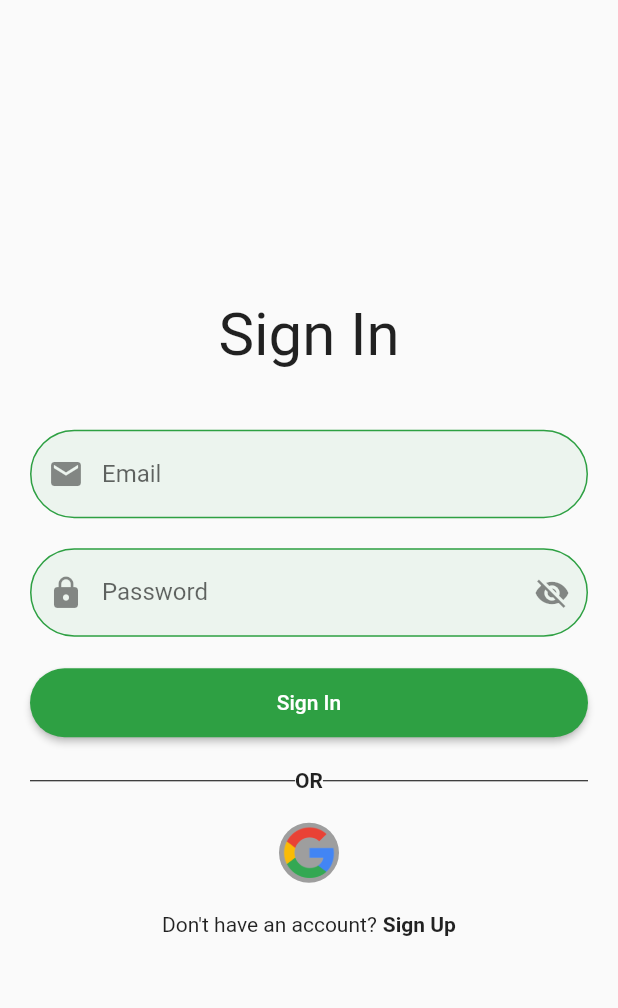
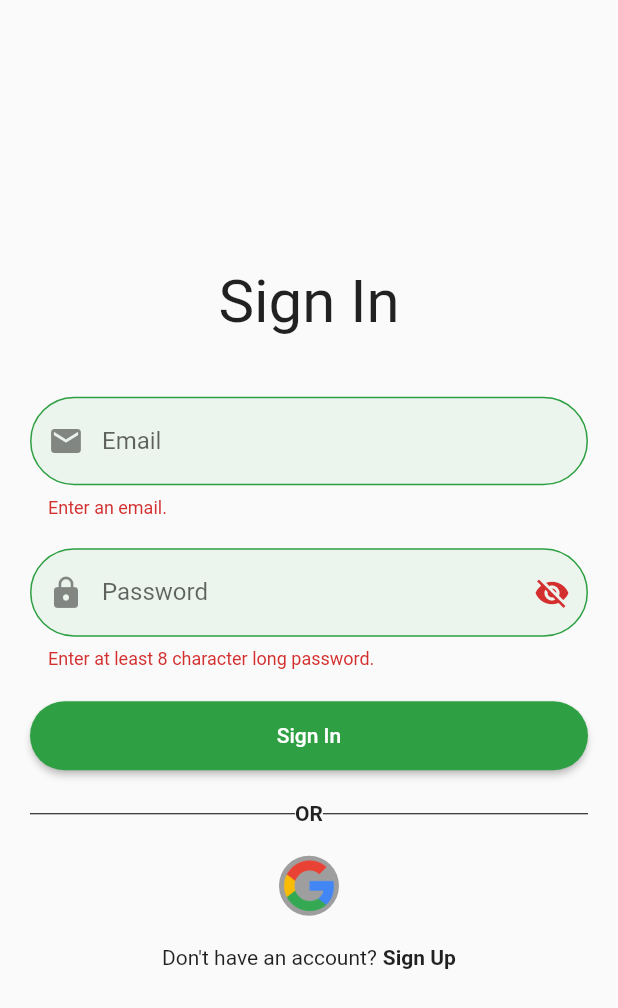
Before and after one commit to Aswal-Ashutosh/Hi-Mobile-App, a Flutter app: the SignInScreen screen opened by its route, after a tap on "Sign In", on a phone screen of 412 x 824 dp. Shown: the top 1008 px of the screen. Run offline on Flutter 3.47's test engine with Material 2 defaults, Android fonts, the phone set to English and light mode, and no system bars; our stand-ins replace firebase_auth, firebase_core; accounts and stored records are empty.

Commit message:
Add Sign In Functionality

```diff
--- a/lib/screens/sign_in_screen.dart
+++ b/lib/screens/sign_in_screen.dart
@@ -1,7 +1,12 @@
+import 'package:firebase_auth/firebase_auth.dart';
 import 'package:flutter/material.dart';
 import 'package:hi/constants/constants.dart';
+import 'package:hi/constants/error.dart';
 import 'package:hi/custom_widget/buttons/primary_button.dart';
+import 'package:hi/screens/email_verification_screen.dart';
+import 'package:hi/screens/home_screen.dart';
 import 'package:hi/screens/sign_up_screen.dart';
+
 
 class SignInScreen extends StatelessWidget {
   static const id = 'sign_in_screen';
@@ -61,7 +66,19 @@ class SignInForm extends StatefulWidget {
 }
 
 class _SignInFormState extends State<SignInForm> {
+  final formKey = GlobalKey<FormState>();
+
+  final emailTextController = TextEditingController();
+  final passwordTextController = TextEditingController();
+
+  final emailValidator = (String? value) => value!.trim().isEmpty ? "Enter an email." : null;
+  final passwordValidator = (String? value) => value!.trim().length < 8 ? 'Enter at least 8 character long password.' : null;
+
   bool obscureText = true;
+
+  String? firebaseEmailError;
+  String? firebasePasswordError;
+
   final borderRadius = OutlineInputBorder(
     borderRadius: BorderRadius.all(Radius.circular(40)),
     borderSide: BorderSide(color: kPrimaryButtonColor),
@@ -70,12 +87,16 @@ class _SignInFormState extends State<SignInForm> {
   @override
   Widget build(BuildContext context) {
     return Form(
+      key: formKey,
       child: Column(
         crossAxisAlignment: CrossAxisAlignment.stretch,
         children: [
           TextFormField(
+            controller: emailTextController,
+            validator: emailValidator,
             textAlign: TextAlign.center,
             decoration: InputDecoration(
+              errorText: firebaseEmailError,
               filled: true,
               fillColor: const Color(0x112EA043),
               labelText: 'Email',
@@ -88,9 +109,12 @@ class _SignInFormState extends State<SignInForm> {
           ),
           SizedBox(height: kDefaultPadding),
           TextFormField(
+            controller: passwordTextController,
+            validator: passwordValidator,
             obscureText: obscureText,
             textAlign: TextAlign.center,
             decoration: InputDecoration(
+              errorText: firebasePasswordError,
               filled: true,
               fillColor: const Color(0x112EA043),
               labelText: 'Password',
@@ -110,7 +134,30 @@ class _SignInFormState extends State<SignInForm> {
             ),
           ),
           SizedBox(height: kDefaultPadding),
-          PrimaryButton(displayText: 'Sign In', onPressed: () {}),
+          PrimaryButton(displayText: 'Sign In', onPressed: () async{
+            firebaseEmailError = null;
+            firebasePasswordError = null;
+            if(formKey.currentState!.validate()){
+              await FirebaseAuth.instance.signOut();
+              await FirebaseAuth.instance
+              .signInWithEmailAndPassword(email: emailTextController.text.trim(), password: passwordTextController.text.trim())
+              .then((value) {
+                if(FirebaseAuth.instance.currentUser!.emailVerified){
+                  Navigator.popAndPushNamed(context, HomeScreen.id);
+                }else{
+                  Navigator.popAndPushNamed(context, EmailVerificatoinScreen.id);
+                }
+              })
+              .catchError((error){
+                switch(error.code){
+                  case 'invalid-email': setState((){firebaseEmailError = invalid_email;}); break;
+                  case 'user-not-found': setState((){firebaseEmailError = user_not_found;}); break;
+                  case 'wrong-password': setState((){firebasePasswordError = wrong_password;}); break;
+                  default: assert(false);
+                }
+              });
+            }
+          }),
         ],
       ),
     );
```
